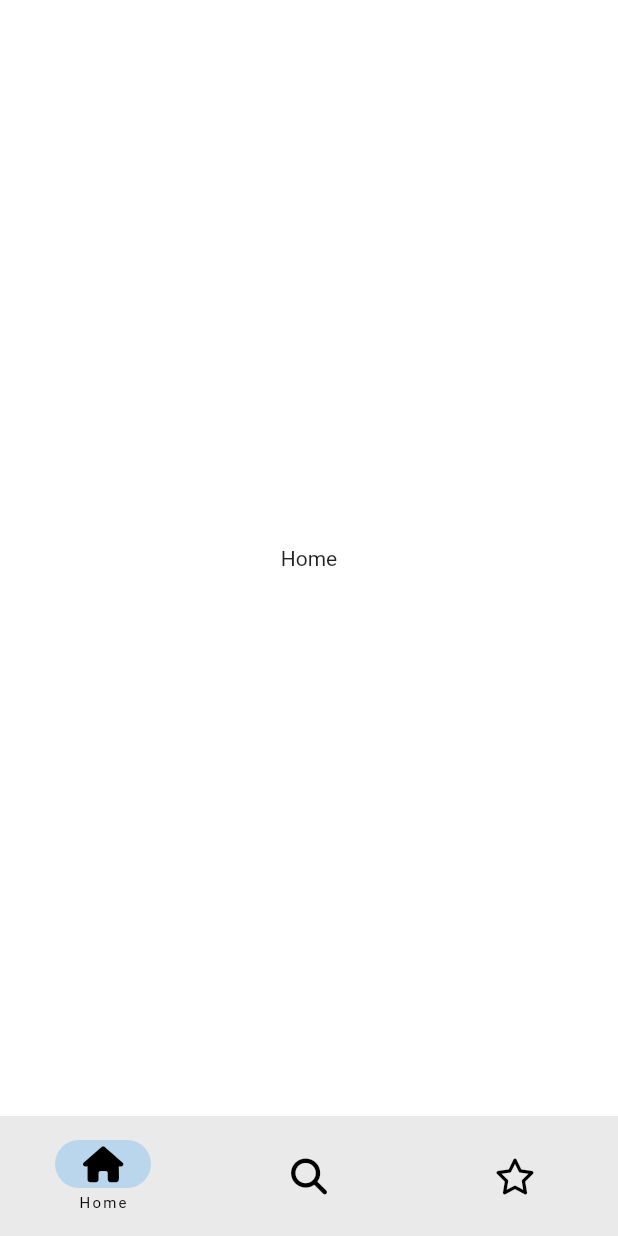
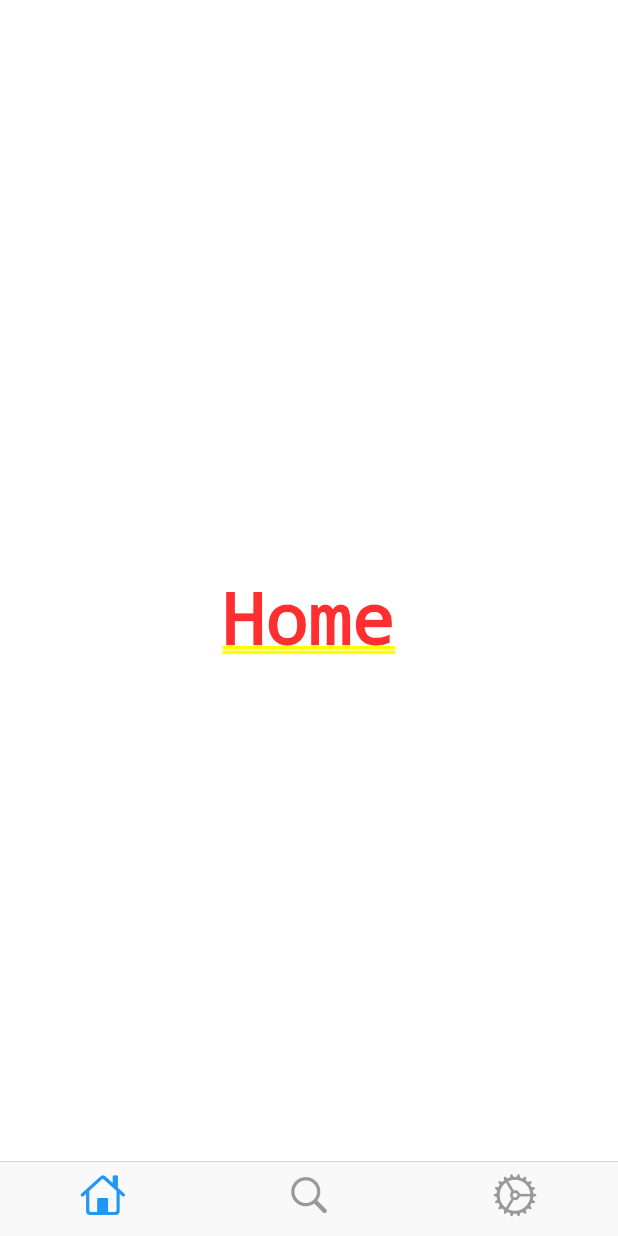
Before and after one commit to OverFlowBIN/tiktok_clone, a Flutter app: the screen it shows after launch, on a phone screen of 412 x 824 dp. Run offline on Flutter 3.47's test engine with Material 3 defaults, Android fonts, the phone set to English and light mode, and no system bars; our stand-ins replace font_awesome_flutter.

Commit message:
TAB NAVIGATION(CupertinoTabBar)

```diff
--- a/lib/features/main_navigation/main_navigation_screen.dart
+++ b/lib/features/main_navigation/main_navigation_screen.dart
@@ -1,3 +1,4 @@
+import 'package:flutter/cupertino.dart';
 import 'package:flutter/material.dart';
 import 'package:font_awesome_flutter/font_awesome_flutter.dart';
 
@@ -32,26 +33,33 @@ class _MainNavigationNavogationState extends State<MainNavigationNavogation> {
 
   @override
   Widget build(BuildContext context) {
-    return Scaffold(
-        body: screens[_selectIndex],
-        bottomNavigationBar: NavigationBar(
-          selectedIndex: _selectIndex,
-          onDestinationSelected: _onTap,
-          labelBehavior: NavigationDestinationLabelBehavior.onlyShowSelected,
-          destinations: const [
-            NavigationDestination(
-              icon: FaIcon(FontAwesomeIcons.house),
-              label: "Home",
+    // CupertinoTabScaffold를 사용하게 되면, index값을 따로 수정해줄 필요가 없다.
+    // Cupertino 테마를 올바르게 사용하기 위해서는 main.dart에서 MaterialApp을 CupertinoApp으로 변경해서 사용해야 한다.
+    return CupertinoTabScaffold(
+      tabBar: CupertinoTabBar(
+        items: const [
+          BottomNavigationBarItem(
+            icon: Icon(
+              // CupertinoIcons를 사용하게 되면 조금 더 IOS 처럼 표현된다
+              CupertinoIcons.house,
+              semanticLabel: "Home",
             ),
-            NavigationDestination(
-              icon: FaIcon(FontAwesomeIcons.magnifyingGlass),
-              label: "Search",
+          ),
+          BottomNavigationBarItem(
+            icon: Icon(
+              CupertinoIcons.search,
+              semanticLabel: "Search",
             ),
-            NavigationDestination(
-              icon: FaIcon(FontAwesomeIcons.star),
-              label: "Setting",
+          ),
+          BottomNavigationBarItem(
+            icon: Icon(
+              CupertinoIcons.settings,
+              semanticLabel: "Setting",
             ),
-          ],
-        ));
+          ),
+        ],
+      ),
+      tabBuilder: (context, index) => screens[index],
+    );
   }
 }
```
